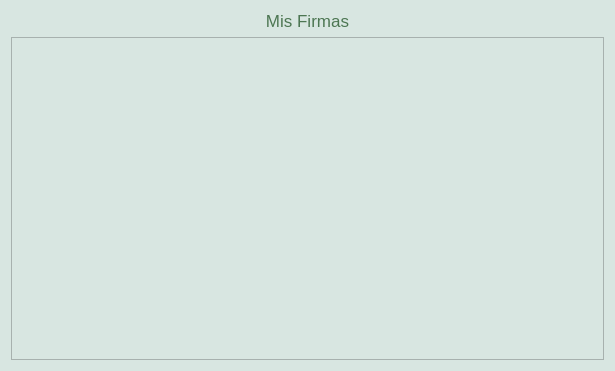
First picture: the form in client_fva/ui/ui_elements/mysignatures.ui, repository luisza/dfva_client, before the edit.
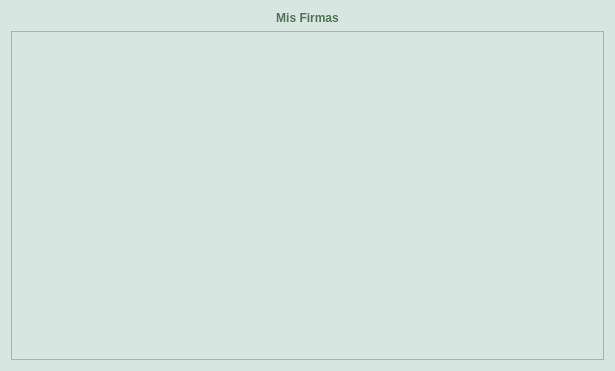
Second picture: the form after the edit.

Commit message: Start working in preferences menu item (font family, font size and theme).  Clean all font configuration in widgets so font preferences are applied everywhere as required.  Other minor changes.

```diff
--- a/client_fva/ui/ui_elements/mysignatures.ui
+++ b/client_fva/ui/ui_elements/mysignatures.ui
@@ -24,7 +24,7 @@
       <bool>false</bool>
      </property>
      <property name="styleSheet">
-      <string notr="true">font: 13pt;</string>
+      <string notr="true">font: bold;</string>
      </property>
      <property name="text">
       <string>Mis Firmas</string>
```
The commit also changes 26 other files.
